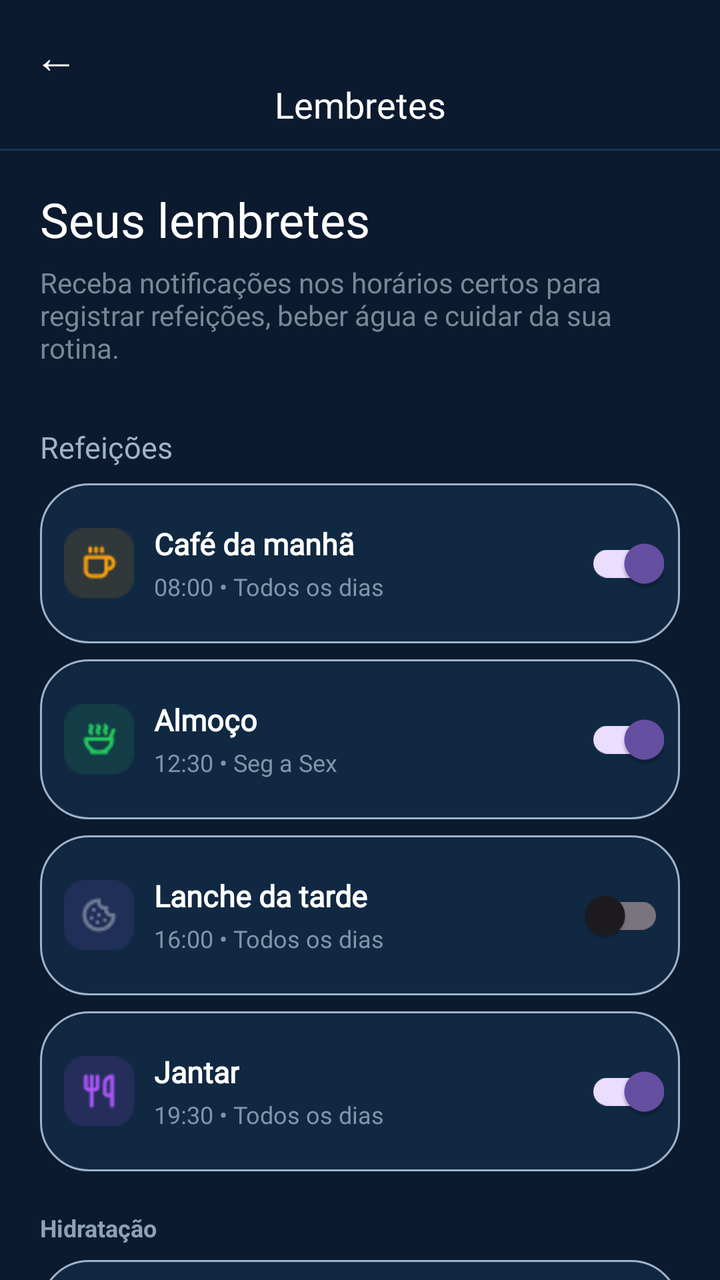
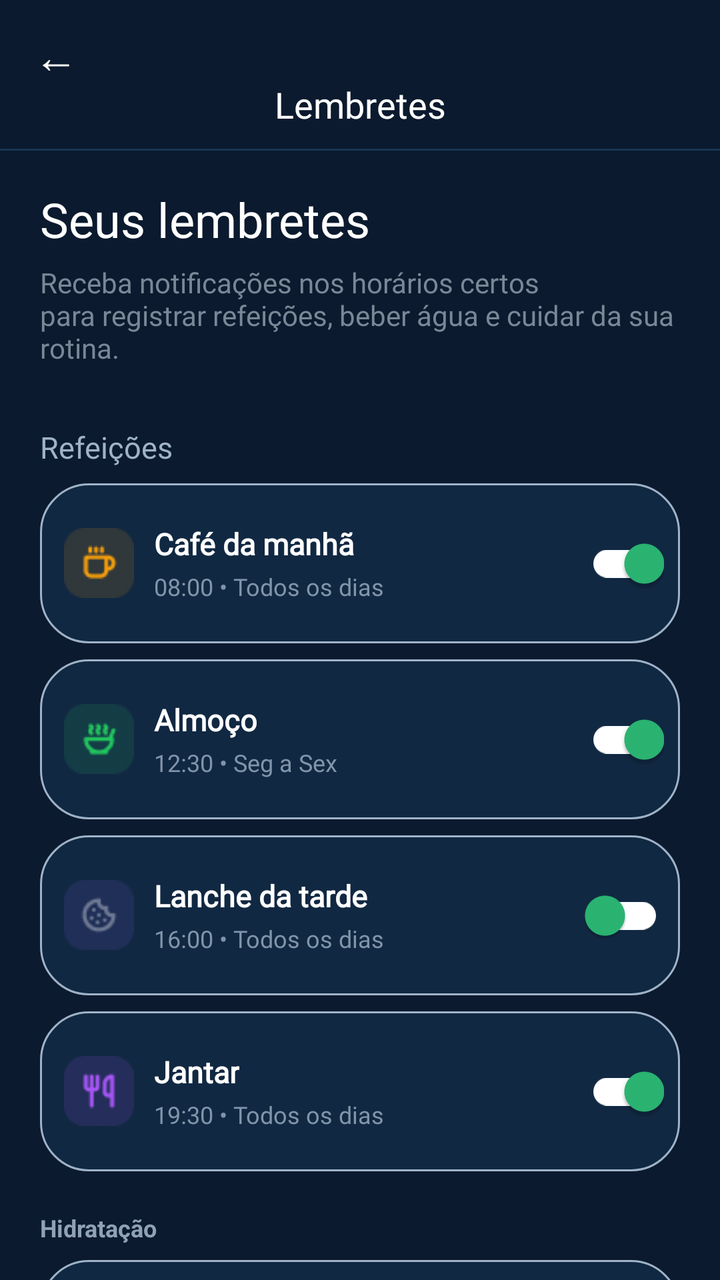

The first picture is an Android layout as it rendered before a commit; the second is the same layout after the commit. The layout source and the unified diff follow.
<!-- AndroidManifest.xml: application theme Theme.VITA -->
<!-- res/layout/fragment_lembretes.xml -->
<?xml version="1.0" encoding="utf-8"?>
<androidx.constraintlayout.widget.ConstraintLayout
    xmlns:android="http://schemas.android.com/apk/res/android"
    xmlns:app="http://schemas.android.com/apk/res-auto"
    android:layout_width="match_parent"
    android:layout_height="match_parent"
    android:background="@color/blue3"
    >

    <TextView
        android:id="@+id/btnVoltar"
        android:layout_width="40dp"
        android:layout_height="40dp"
        android:text="←"
        android:textColor="#FFFFFF"
        android:textSize="22sp"
        android:gravity="center"
        android:clickable="true"
        android:focusable="true"
        app:layout_constraintStart_toStartOf="parent"
        app:layout_constraintTop_toTopOf="parent"
        android:layout_marginStart="8dp"
        android:layout_marginTop="8dp" />

    <TextView
        android:id="@+id/txtTopo"
        android:layout_width="wrap_content"
        android:layout_height="wrap_content"
        android:text="Lembretes"
        android:textColor="#FFFFFF"
        android:textSize="18sp"
        android:fontFamily="@font/inter24_semibold"
        app:layout_constraintTop_toTopOf="parent"
        app:layout_constraintStart_toStartOf="parent"
        app:layout_constraintEnd_toEndOf="parent"
        android:layout_marginTop="40dp" />

    <View
        android:id="@+id/linhaTopo"
        android:layout_width="0dp"
        android:layout_height="1dp"
        android:background="#193552"
        app:layout_constraintTop_toBottomOf="@id/txtTopo"
        app:layout_constraintStart_toStartOf="parent"
        app:layout_constraintEnd_toEndOf="parent"
        android:layout_marginTop="10dp" />

    <ScrollView
        android:id="@+id/scrollLembretes"
        android:layout_width="0dp"
        android:layout_height="0dp"
        android:fillViewport="true"
        android:scrollbars="none"
        app:layout_constraintTop_toBottomOf="@id/linhaTopo"
        app:layout_constraintBottom_toBottomOf="parent"
        app:layout_constraintStart_toStartOf="parent"
        app:layout_constraintEnd_toEndOf="parent">

        <LinearLayout
            android:layout_width="match_parent"
            android:layout_height="wrap_content"
            android:orientation="vertical"
            android:paddingStart="20dp"
            android:paddingEnd="20dp"
            android:paddingTop="18dp"
            android:paddingBottom="20dp">

            <TextView
                android:layout_width="wrap_content"
                android:layout_height="wrap_content"
                android:text="Seus lembretes"
                android:textColor="#FFFFFF"
                android:textSize="24sp"
                android:fontFamily="@font/inter24_bold" />

            <TextView
                android:id="@+id/txtDescricao"
                android:layout_width="match_parent"
                android:layout_height="wrap_content"
                android:text="Receba notificações nos horários certos para \nregistrar refeições, beber água e cuidar da sua rotina."
                android:textColor="@color/grey"
                android:fontFamily="@font/inter24_regular"
                android:textSize="14sp"
                android:layout_marginTop="6dp" />



            <TextView
                android:layout_width="wrap_content"
                android:layout_height="wrap_content"
                android:text="Refeições"
                android:textColor="@color/grey2"
                android:textSize="15sp"
                android:fontFamily="@font/inter24_semibold"
                android:layout_marginTop="30dp"
                android:layout_marginBottom="8dp" />


            <LinearLayout
                android:layout_width="match_parent"
                android:layout_height="80dp"
                android:orientation="horizontal"
                android:gravity="center_vertical"
                android:paddingStart="12dp"
                android:paddingEnd="8dp"
                android:background="@drawable/bg_search_input">

                <TextView
                    android:layout_width="35dp"
                    android:layout_height="35dp"
                    android:background="@drawable/iccafe"
                    android:textSize="20sp"
                    android:gravity="center" />

                <LinearLayout
                    android:layout_width="0dp"
                    android:layout_height="wrap_content"
                    android:layout_weight="1"
                    android:orientation="vertical"
                    android:paddingStart="10dp">

                    <TextView
                        android:layout_width="wrap_content"
                        android:layout_height="wrap_content"
                        android:text="Café da manhã"
                        android:textColor="#FFFFFF"
                        android:fontFamily="@font/inter24_semibold"
                        android:textSize="15sp"
                        android:textStyle="bold" />

                    <TextView
                        android:layout_width="wrap_content"
                        android:layout_height="wrap_content"
                        android:text="08:00 • Todos os dias"
                        android:fontFamily="@font/inter24_regular"
                        android:textColor="#8195AA"
                        android:textSize="12sp"
                        android:layout_marginTop="3dp" />

                </LinearLayout>

                <androidx.appcompat.widget.SwitchCompat
                    android:layout_width="48dp"
                    android:layout_height="40dp"
                    android:checked="true" />

            </LinearLayout>
            <LinearLayout
                android:layout_width="match_parent"
                android:layout_height="80dp"
                android:orientation="horizontal"
                android:gravity="center_vertical"
                android:paddingStart="12dp"
                android:paddingEnd="8dp"
                android:layout_marginTop="8dp"
                android:background="@drawable/bg_search_input">

                <TextView
                    android:layout_width="35dp"
                    android:layout_height="35dp"
                    android:background="@drawable/icalmoco"
                    android:textSize="20sp"
                    android:gravity="center" />

                <LinearLayout
                    android:layout_width="0dp"
                    android:layout_height="wrap_content"
                    android:layout_weight="1"
                    android:orientation="vertical"
                    android:paddingStart="10dp">

                    <TextView
                        android:layout_width="wrap_content"
                        android:layout_height="wrap_content"
                        android:text="Almoço"
                        android:textColor="#FFFFFF"
                        android:fontFamily="@font/inter24_semibold"
                        android:textSize="15sp"
                        android:textStyle="bold" />

                    <TextView
                        android:layout_width="wrap_content"
                        android:layout_height="wrap_content"
                        android:text="12:30 • Seg a Sex"
                        android:textColor="#8195AA"
                        android:fontFamily="@font/inter24_regular"
                        android:textSize="12sp"
                        android:layout_marginTop="3dp" />

                </LinearLayout>

                <androidx.appcompat.widget.SwitchCompat
                    android:layout_width="48dp"
                    android:layout_height="40dp"
                    android:checked="true" />

            </LinearLayout>


            <LinearLayout
                android:layout_width="match_parent"
                android:layout_height="80dp"
                android:orientation="horizontal"
                android:gravity="center_vertical"
                android:paddingStart="12dp"
                android:paddingEnd="8dp"
                android:layout_marginTop="8dp"
                android:background="@drawable/bg_search_input">

                <TextView
                    android:layout_width="35dp"
                    android:layout_height="35dp"
                    android:background="@drawable/iclanche"
                    android:textColor="#8EA1B6"
                    android:textSize="24sp"
                    android:gravity="center" />

                <LinearLayout
                    android:layout_width="0dp"
                    android:layout_height="wrap_content"
                    android:layout_weight="1"
                    android:orientation="vertical"
                    android:paddingStart="10dp">

                    <TextView
                        android:layout_width="wrap_content"
                        android:layout_height="wrap_content"
                        android:text="Lanche da tarde"
                        android:textColor="#FFFFFF"
                        android:fontFamily="@font/inter24_semibold"
                        android:textSize="15sp"
                        android:textStyle="bold" />

                    <TextView
                        android:layout_width="wrap_content"
                        android:layout_height="wrap_content"
                        android:text="16:00 • Todos os dias"
                        android:textColor="#8195AA"
                        android:fontFamily="@font/inter24_regular"
                        android:textSize="12sp"
                        android:layout_marginTop="3dp" />

                </LinearLayout>

                <androidx.appcompat.widget.SwitchCompat
                    android:layout_width="48dp"
                    android:layout_height="40dp"
                    android:checked="false" />

            </LinearLayout>



            <LinearLayout
                android:layout_width="match_parent"
                android:layout_height="80dp"
                android:orientation="horizontal"
                android:gravity="center_vertical"
                android:paddingStart="12dp"
                android:paddingEnd="8dp"
                android:layout_marginTop="8dp"
                android:background="@drawable/bg_search_input">

                <TextView
                    android:layout_width="35dp"
                    android:layout_height="35dp"
                    android:background="@drawable/icjantar"
                    android:textSize="20sp"
                    android:gravity="center" />

                <LinearLayout
                    android:layout_width="0dp"
                    android:layout_height="wrap_content"
                    android:layout_weight="1"
                    android:orientation="vertical"
                    android:paddingStart="10dp">

                    <TextView
                        android:layout_width="wrap_content"
                        android:layout_height="wrap_content"
                        android:text="Jantar"
                        android:textColor="#FFFFFF"
                        android:textSize="15sp"
                        android:fontFamily="@font/inter24_semibold"
                        android:textStyle="bold" />

                    <TextView
                        android:layout_width="wrap_content"
                        android:layout_height="wrap_content"
                        android:text="19:30 • Todos os dias"
                        android:textColor="#8195AA"
                        android:textSize="12sp"
                        android:fontFamily="@font/inter24_regular"
                        android:layout_marginTop="3dp" />

                </LinearLayout>

                <androidx.appcompat.widget.SwitchCompat
                    android:layout_width="48dp"
                    android:layout_height="40dp"
                    android:checked="true" />

            </LinearLayout>



            <TextView
                android:layout_width="wrap_content"
                android:layout_height="wrap_content"
                android:text="Hidratação"
                android:textColor="#8EA1B6"
                android:textSize="12sp"
                android:textStyle="bold"
                android:layout_marginTop="20dp"
                android:layout_marginBottom="8dp" />

            <LinearLayout
                android:layout_width="match_parent"
                android:layout_height="80dp"
                android:orientation="horizontal"
                android:gravity="center_vertical"
                android:paddingStart="12dp"
                android:paddingEnd="8dp"
                android:background="@drawable/bg_search_input">

                <TextView
                    android:layout_width="35dp"
                    android:layout_height="35dp"
                    android:background="@drawable/icagua"
                    android:textSize="20sp"
                    android:gravity="center" />

                <LinearLayout
                    android:layout_width="0dp"
                    android:layout_height="wrap_content"
                    android:layout_weight="1"
                    android:orientation="vertical"
                    android:paddingStart="10dp">

                    <TextView
                        android:layout_width="wrap_content"
                        android:layout_height="wrap_content"
                        android:text="Beber água"
                        android:textColor="#FFFFFF"
                        android:fontFamily="@font/inter24_semibold"
                        android:textSize="15sp"
                        android:textStyle="bold" />

                    <TextView
                        android:layout_width="wrap_content"
                        android:layout_height="wrap_content"
                        android:text="A cada 2h • 08:00 - 22:00"
                        android:textColor="#8195AA"
                        android:textSize="12sp"
                        android:fontFamily="@font/inter24_regular"
                        android:layout_marginTop="3dp" />

                </LinearLayout>

                <androidx.appcompat.widget.SwitchCompat
                    android:layout_width="48dp"
                    android:layout_height="40dp"
                    android:checked="true" />

            </LinearLayout>


            <TextView
                android:layout_width="wrap_content"
                android:layout_height="wrap_content"
                android:text="Saúde e Atividade"
                android:textColor="#8EA1B6"
                android:textSize="12sp"
                android:textStyle="bold"
                android:layout_marginTop="20dp"
                android:layout_marginBottom="8dp" />



            <LinearLayout
                android:layout_width="match_parent"
                android:layout_height="80dp"
                android:orientation="horizontal"
                android:gravity="center_vertical"
                android:paddingStart="12dp"
                android:paddingEnd="8dp"
                android:background="@drawable/bg_search_input">

                <TextView
                    android:layout_width="35dp"
                    android:layout_height="35dp"
                    android:background="@drawable/iclua"
                    android:textColor="#9A83E8"
                    android:textSize="25sp"
                    android:gravity="center" />

                <LinearLayout
                    android:layout_width="0dp"
                    android:layout_height="wrap_content"
                    android:layout_weight="1"
                    android:orientation="vertical"
                    android:paddingStart="10dp">

                    <TextView
                        android:layout_width="wrap_content"
                        android:layout_height="wrap_content"
                        android:text="Hora de dormir"
                        android:textColor="#FFFFFF"
                        android:fontFamily="@font/inter24_semibold"
                        android:textSize="15sp"
                        android:textStyle="bold" />

                    <TextView
                        android:layout_width="wrap_content"
                        android:layout_height="wrap_content"
                        android:text="22:30 • Todos os dias"
                        android:textColor="#8195AA"
                        android:fontFamily="@font/inter24_regular"
                        android:textSize="12sp"
                        android:layout_marginTop="3dp" />

                </LinearLayout>

                <androidx.appcompat.widget.SwitchCompat
                    android:layout_width="48dp"
                    android:layout_height="40dp"
                    android:checked="true" />

            </LinearLayout>

        </LinearLayout>

    </ScrollView>

</androidx.constraintlayout.widget.ConstraintLayout>
<!-- resources referenced by this layout -->
<resources>
  <color name="blue3">#0B1A2E</color>
  <color name="grey">#798797</color>
  <color name="grey2">#9FB3C8</color>
  <!-- drawable bg_search_input (drawable) -->
  <?xml version="1.0" encoding="utf-8"?>
  <shape xmlns:android="http://schemas.android.com/apk/res/android">
      <solid android:color="@color/blue4" />
      <corners android:radius="24dp" />
      <stroke android:width="1dp" android:color="@color/grey2" />
  </shape>
  <!-- drawable icagua: png bitmap (drawable, 990 bytes) -->
  <!-- drawable icalmoco: png bitmap (drawable, 1145 bytes) -->
  <!-- drawable iccafe: png bitmap (drawable, 1036 bytes) -->
  <!-- drawable icjantar: png bitmap (drawable, 1014 bytes) -->
  <!-- drawable iclanche: png bitmap (drawable, 1249 bytes) -->
  <!-- drawable iclua: png bitmap (drawable, 1077 bytes) -->
  <style name="Theme.VITA" parent="Base.Theme.VITA" />
  <color name="blue4">#112842</color>
  <style name="Base.Theme.VITA" parent="Theme.Material3.DayNight.NoActionBar">
          
          
      </style>
</resources>

<!-- the commit's change to res/layout/fragment_lembretes.xml (unified diff, before → after) -->
@@ -4,8 +4,7 @@
     xmlns:app="http://schemas.android.com/apk/res-auto"
     android:layout_width="match_parent"
     android:layout_height="match_parent"
-    android:background="@color/blue3"
-    >
+    android:background="@color/blue3">
 
     <TextView
         android:id="@+id/btnVoltar"
@@ -77,13 +76,11 @@
                 android:id="@+id/txtDescricao"
                 android:layout_width="match_parent"
                 android:layout_height="wrap_content"
-                android:text="Receba notificações nos horários certos para \nregistrar refeições, beber água e cuidar da sua rotina."
+                android:text="Receba notificações nos horários certos \npara registrar refeições, beber água e cuidar da sua rotina."
                 android:textColor="@color/grey"
                 android:fontFamily="@font/inter24_regular"
                 android:textSize="14sp"
                 android:layout_marginTop="6dp" />
-
-
 
             <TextView
                 android:layout_width="wrap_content"
@@ -95,15 +92,18 @@
                 android:layout_marginTop="30dp"
                 android:layout_marginBottom="8dp" />
 
-
-            <LinearLayout
-                android:layout_width="match_parent"
-                android:layout_height="80dp"
-                android:orientation="horizontal"
-                android:gravity="center_vertical"
-                android:paddingStart="12dp"
-                android:paddingEnd="8dp"
-                android:background="@drawable/bg_search_input">
+            
+            <LinearLayout
+                android:id="@+id/cardCafe"
+                android:layout_width="match_parent"
+                android:layout_height="80dp"
+                android:orientation="horizontal"
+                android:gravity="center_vertical"
+                android:paddingStart="12dp"
+                android:paddingEnd="8dp"
+                android:background="@drawable/bg_search_input"
+                android:clickable="true"
+                android:focusable="true">
 
                 <TextView
                     android:layout_width="35dp"
@@ -129,6 +129,7 @@
                         android:textStyle="bold" />
 
                     <TextView
+                        android:id="@+id/txtHoraCafe"
                         android:layout_width="wrap_content"
                         android:layout_height="wrap_content"
                         android:text="08:00 • Todos os dias"
@@ -140,12 +141,18 @@
                 </LinearLayout>
 
                 <androidx.appcompat.widget.SwitchCompat
-                    android:layout_width="48dp"
-                    android:layout_height="40dp"
-                    android:checked="true" />
-
-            </LinearLayout>
-            <LinearLayout
+                    android:id="@+id/switchCafe"
+                    android:layout_width="48dp"
+                    android:layout_height="40dp"
+                    android:checked="true"
+                    app:thumbTint="@color/green2"
+                    app:trackTint="@color/white"/>
+
+            </LinearLayout>
+
+            
+            <LinearLayout
+                android:id="@+id/cardAlmoco"
                 android:layout_width="match_parent"
                 android:layout_height="80dp"
                 android:orientation="horizontal"
@@ -153,7 +160,9 @@
                 android:paddingStart="12dp"
                 android:paddingEnd="8dp"
                 android:layout_marginTop="8dp"
-                android:background="@drawable/bg_search_input">
+                android:background="@drawable/bg_search_input"
+                android:clickable="true"
+                android:focusable="true">
 
                 <TextView
                     android:layout_width="35dp"
@@ -179,6 +188,7 @@
                         android:textStyle="bold" />
 
                     <TextView
+                        android:id="@+id/txtHoraAlmoco"
                         android:layout_width="wrap_content"
                         android:layout_height="wrap_content"
                         android:text="12:30 • Seg a Sex"
@@ -190,14 +200,18 @@
                 </LinearLayout>
 
                 <androidx.appcompat.widget.SwitchCompat
-                    android:layout_width="48dp"
-                    android:layout_height="40dp"
-                    android:checked="true" />
-
-            </LinearLayout>
-
-
-            <LinearLayout
+                    android:id="@+id/switchAlmoco"
+                    android:layout_width="48dp"
+                    android:layout_height="40dp"
+                    android:checked="true"
+                    app:thumbTint="@color/green2"
+                    app:trackTint="@color/white"/>
+
+            </LinearLayout>
+
+            
+            <LinearLayout
+                android:id="@+id/cardLanche"
                 android:layout_width="match_parent"
                 android:layout_height="80dp"
                 android:orientation="horizontal"
@@ -205,7 +219,9 @@
                 android:paddingStart="12dp"
                 android:paddingEnd="8dp"
                 android:layout_marginTop="8dp"
-                android:background="@drawable/bg_search_input">
+                android:background="@drawable/bg_search_input"
+                android:clickable="true"
+                android:focusable="true">
 
                 <TextView
                     android:layout_width="35dp"
@@ -232,6 +248,7 @@
                         android:textStyle="bold" />
 
                     <TextView
+                        android:id="@+id/txtHoraLanche"
                         android:layout_width="wrap_content"
                         android:layout_height="wrap_content"
                         android:text="16:00 • Todos os dias"
@@ -243,15 +260,18 @@
                 </LinearLayout>
 
                 <androidx.appcompat.widget.SwitchCompat
-                    android:layout_width="48dp"
-                    android:layout_height="40dp"
-                    android:checked="false" />
-
-            </LinearLayout>
-
-
-
-            <LinearLayout
+                    android:id="@+id/switchLanche"
+                    android:layout_width="48dp"
+                    android:layout_height="40dp"
+                    android:checked="false"
+                    app:thumbTint="@color/green2"
+                    app:trackTint="@color/white"/>
+
+            </LinearLayout>
+
+            
+            <LinearLayout
+                android:id="@+id/cardJantar"
                 android:layout_width="match_parent"
                 android:layout_height="80dp"
                 android:orientation="horizontal"
@@ -259,7 +279,9 @@
                 android:paddingStart="12dp"
                 android:paddingEnd="8dp"
                 android:layout_marginTop="8dp"
-                android:background="@drawable/bg_search_input">
+                android:background="@drawable/bg_search_input"
+                android:clickable="true"
+                android:focusable="true">
 
                 <TextView
                     android:layout_width="35dp"
@@ -285,6 +307,7 @@
                         android:textStyle="bold" />
 
                     <TextView
+                        android:id="@+id/txtHoraJantar"
                         android:layout_width="wrap_content"
                         android:layout_height="wrap_content"
                         android:text="19:30 • Todos os dias"
@@ -296,13 +319,14 @@
                 </LinearLayout>
 
                 <androidx.appcompat.widget.SwitchCompat
-                    android:layout_width="48dp"
-                    android:layout_height="40dp"
-                    android:checked="true" />
-
-            </LinearLayout>
-
-
+                    android:id="@+id/switchJantar"
+                    android:layout_width="48dp"
+                    android:layout_height="40dp"
+                    android:checked="true"
+                    app:thumbTint="@color/green2"
+                    app:trackTint="@color/white"/>
+
+            </LinearLayout>
 
             <TextView
                 android:layout_width="wrap_content"
@@ -314,14 +338,18 @@
                 android:layout_marginTop="20dp"
                 android:layout_marginBottom="8dp" />
 
-            <LinearLayout
-                android:layout_width="match_parent"
-                android:layout_height="80dp"
-                android:orientation="horizontal"
-                android:gravity="center_vertical"
-                android:paddingStart="12dp"
-                android:paddingEnd="8dp"
-                android:background="@drawable/bg_search_input">
+            
+            <LinearLayout
+                android:id="@+id/cardAgua"
+                android:layout_width="match_parent"
+                android:layout_height="80dp"
+                android:orientation="horizontal"
+                android:gravity="center_vertical"
+                android:paddingStart="12dp"
+                android:paddingEnd="8dp"
+                android:background="@drawable/bg_search_input"
+                android:clickable="true"
+                android:focusable="true">
 
                 <TextView
                     android:layout_width="35dp"
@@ -347,23 +375,26 @@
                         android:textStyle="bold" />
 
                     <TextView
-                        android:layout_width="wrap_content"
-                        android:layout_height="wrap_content"
-                        android:text="A cada 2h • 08:00 - 22:00"
-                        android:textColor="#8195AA"
-                        android:textSize="12sp"
-                        android:fontFamily="@font/inter24_regular"
-                        android:layout_marginTop="3dp" />
-
-                </LinearLayout>
-
-                <androidx.appcompat.widget.SwitchCompat
-                    android:layout_width="48dp"
-                    android:layout_height="40dp"
-                    android:checked="true" />
-
-            </LinearLayout>
-
+                        android:id="@+id/txtHoraAgua"
+                        android:layout_width="wrap_content"
+                        android:layout_height="wrap_content"
+                        android:text="08:00 • A cada 2h (08:00 - 22:00)"
+                        android:textColor="#8195AA"
+                        android:textSize="12sp"
+                        android:fontFamily="@font/inter24_regular"
+                        android:layout_marginTop="3dp" />
+
+                </LinearLayout>
+
+                <androidx.appcompat.widget.SwitchCompat
+                    android:id="@+id/switchAgua"
+                    android:layout_width="48dp"
+                    android:layout_height="40dp"
+                    android:checked="true"
+                    app:thumbTint="@color/green2"
+                    app:trackTint="@color/white"/>
+
+            </LinearLayout>
 
             <TextView
                 android:layout_width="wrap_content"
@@ -375,16 +406,18 @@
                 android:layout_marginTop="20dp"
                 android:layout_marginBottom="8dp" />
 
-
-
-            <LinearLayout
-                android:layout_width="match_parent"
-                android:layout_height="80dp"
-                android:orientation="horizontal"
-                android:gravity="center_vertical"
-                android:paddingStart="12dp"
-                android:paddingEnd="8dp"
-                android:background="@drawable/bg_search_input">
+            
+            <LinearLayout
+                android:id="@+id/cardDormir"
+                android:layout_width="match_parent"
+                android:layout_height="80dp"
+                android:orientation="horizontal"
+                android:gravity="center_vertical"
+                android:paddingStart="12dp"
+                android:paddingEnd="8dp"
+                android:background="@drawable/bg_search_input"
+                android:clickable="true"
+                android:focusable="true">
 
                 <TextView
                     android:layout_width="35dp"
@@ -411,6 +444,7 @@
                         android:textStyle="bold" />
 
                     <TextView
+                        android:id="@+id/txtHoraDormir"
                         android:layout_width="wrap_content"
                         android:layout_height="wrap_content"
                         android:text="22:30 • Todos os dias"
@@ -422,9 +456,12 @@
                 </LinearLayout>
 
                 <androidx.appcompat.widget.SwitchCompat
-                    android:layout_width="48dp"
-                    android:layout_height="40dp"
-                    android:checked="true" />
+                    android:id="@+id/switchDormir"
+                    android:layout_width="48dp"
+                    android:layout_height="40dp"
+                    android:checked="true"
+                    app:thumbTint="@color/green2"
+                    app:trackTint="@color/white"/>
 
             </LinearLayout>
 
<!-- resource entries referenced after the edit -->
@@ -1,8 +1,10 @@
 <!-- resources referenced by this layout -->
 <resources>
   <color name="blue3">#0B1A2E</color>
+  <color name="green2">#2BB673</color>
   <color name="grey">#798797</color>
   <color name="grey2">#9FB3C8</color>
+  <color name="white">#FFFFFFFF</color>
   <!-- drawable bg_search_input (drawable) -->
   <?xml version="1.0" encoding="utf-8"?>
   <shape xmlns:android="http://schemas.android.com/apk/res/android">
